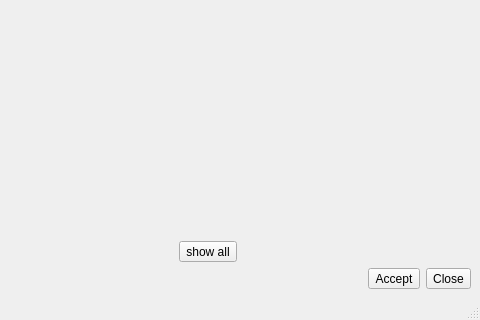
This is Orbitool/UI/FormulaResult.ui in l460289052/Orbitool as Qt 5 draws it before an edit; both pictures show x 669 to 1149 and y 280 to 600 of the 1149 by 600 pixel window. The edited form follows.
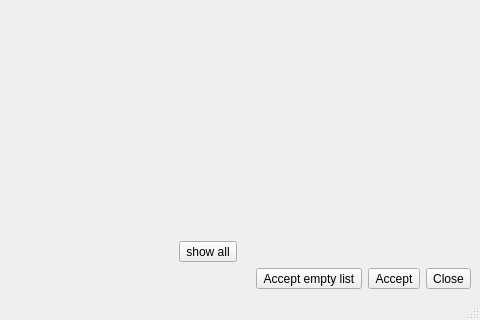
This is the edited form.

```diff
--- a/Orbitool/UI/FormulaResult.ui
+++ b/Orbitool/UI/FormulaResult.ui
@@ -184,6 +184,13 @@
         </property>
        </spacer>
       </item>
+      <item>
+       <widget class="QToolButton" name="acceptEmptyToolButton">
+        <property name="text">
+         <string>Accept empty list</string>
+        </property>
+       </widget>
+      </item>
       <item>
        <widget class="QToolButton" name="acceptToolButton">
         <property name="text">
```
